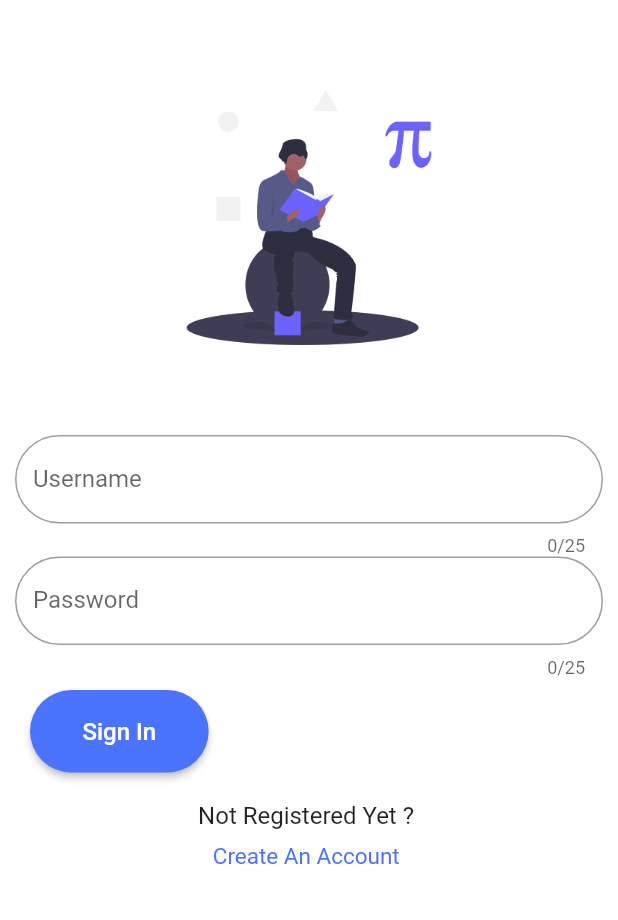
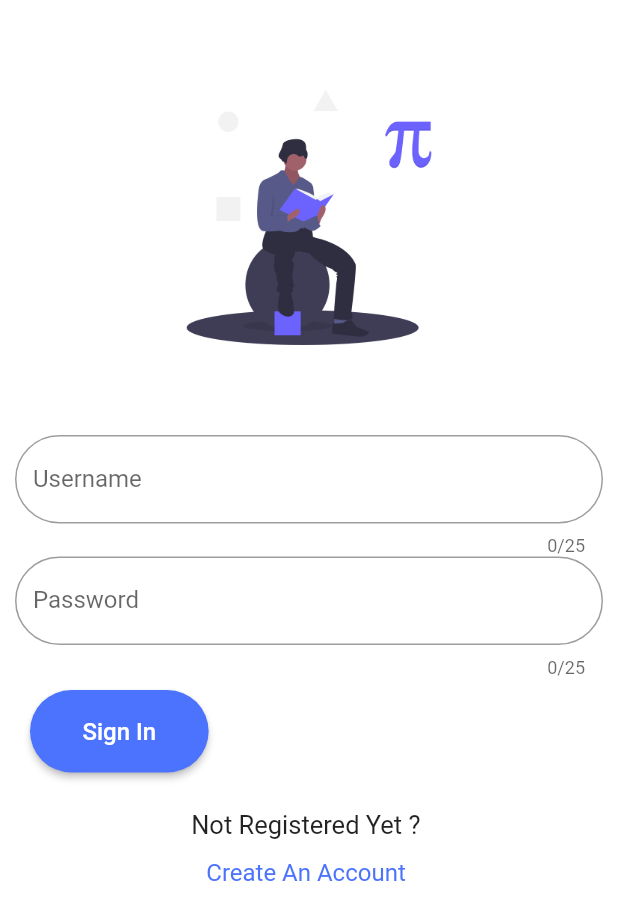
Before and after one commit to LahcenLamkirich/E-Book-App, a Flutter app: the screen it shows after launch, after a tap on the "cancel" icon, on a phone screen of 412 x 824 dp. Shown: the top 920 px of the screen. Run offline on Flutter 3.47's test engine with Material 2 defaults, Android fonts, the phone set to English and light mode, and no system bars.

Commit message:
commitLoginAgain

```diff
--- a/lib/loginPage.dart
+++ b/lib/loginPage.dart
@@ -87,15 +87,15 @@ class _LoginPageState extends State<LoginPage> {
                       style: TextStyle(fontSize: 16)),
                 ),
               ),
-              SizedBox(height: 19,),
+              SizedBox(height: 25,),
               Text('Not Registered Yet ? ', style: TextStyle(
-                fontSize: 16,
+                fontSize: 17,
               ),),
-              SizedBox(height: 9,),
+              SizedBox(height: 12,),
               Text("Create An Account ",
               style: TextStyle(
                   color: Color.fromRGBO(76, 115, 253, 1),
-                  fontSize: 15,
+                  fontSize: 16,
               ),
               )
             ],
```
